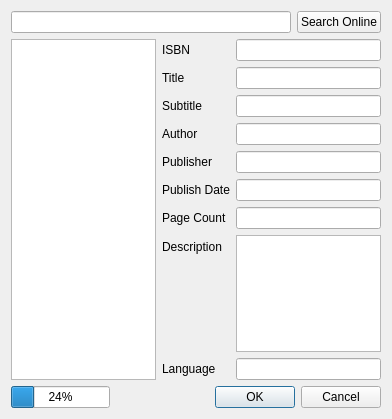
jonfast565/MiniLibrary, file mini-library/scandialog.ui: the form before one commit.
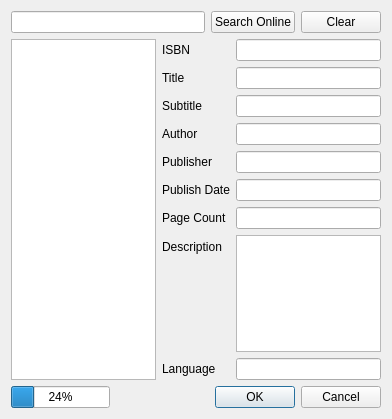
The form after the commit.

Patch:
```diff
--- a/mini-library/scandialog.ui
+++ b/mini-library/scandialog.ui
@@ -28,6 +28,13 @@
          </property>
         </widget>
        </item>
+       <item>
+        <widget class="QPushButton" name="clearButton">
+         <property name="text">
+          <string>Clear</string>
+         </property>
+        </widget>
+       </item>
       </layout>
      </item>
      <item>
```
Left out of the diff: 34 changed lines with no effect on the pictures.
